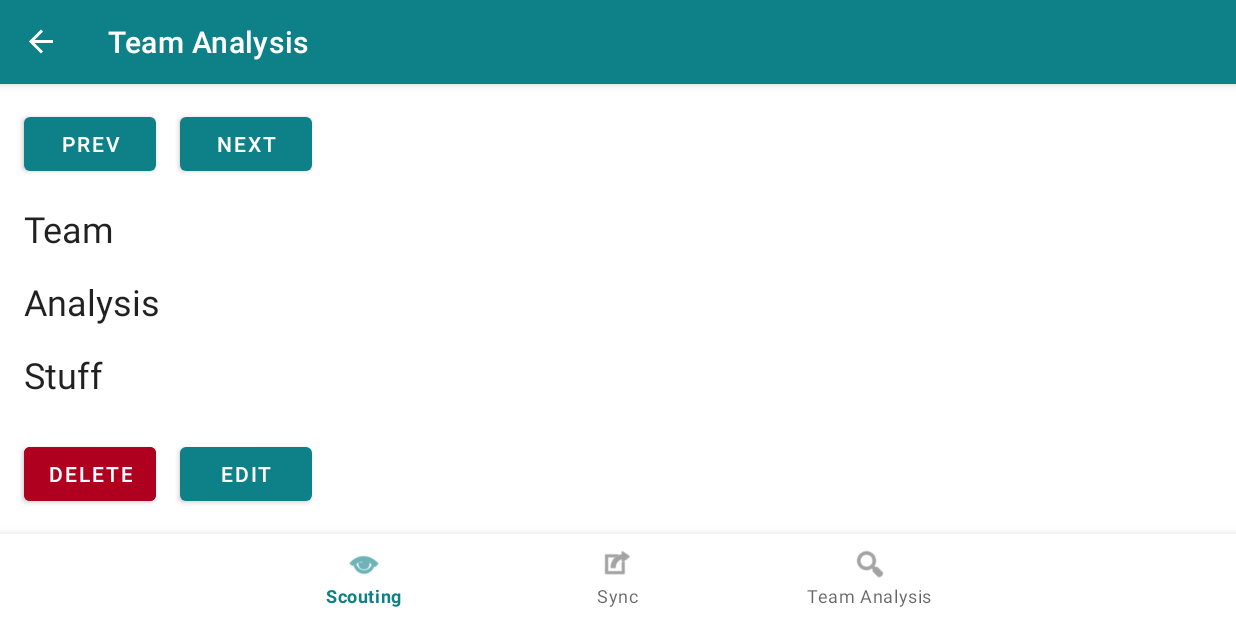
After one commit to team2718/ScoutingAppCharm, an Android app built with Jetpack Compose: the TeamAnalysisView screen opened through its navigation route, on a phone screen of 824 x 412 dp (held sideways). The commit adds this screen. Run offline under Robolectric (Android 15) with nearby library versions, the phone set to English and light mode, and no system bars; our stand-ins replace Room's generated code, navigation-ui.

```diff
--- /dev/null
+++ b/app/src/main/java/com/team2718/scoutingappcharm/team_analysis/TeamAnalysisView.kt
@@ -0,0 +1,61 @@
+package com.team2718.scoutingappcharm.team_analysis
+
+import android.os.Bundle
+import android.view.LayoutInflater
+import android.view.View
+import android.view.ViewGroup
+import android.widget.Button
+import android.widget.LinearLayout
+import android.widget.TextView
+import androidx.fragment.app.Fragment
+import androidx.fragment.app.activityViewModels
+import androidx.navigation.fragment.findNavController
+import com.team2718.scoutingappcharm.R
+import com.team2718.scoutingappcharm.SharedViewModel
+import java.util.Locale
+
+
+class TeamAnalysisView : Fragment() {
+
+    val viewModel: SharedViewModel by activityViewModels()
+    val date_format_short = java.text.SimpleDateFormat("EEE h:mm a")
+
+    override fun onCreateView(
+        inflater: LayoutInflater, container: ViewGroup?, savedInstanceState: Bundle?
+    ): View? {
+        val view = inflater.inflate(R.layout.fragment_team_analysis_info, container, false)
+
+        var linlayout = view.findViewById<LinearLayout>(R.id.matches_layout)
+
+        var reports = viewModel.getCompleteReports()
+
+        reports.forEachIndexed{ index, report ->
+            var child =
+                layoutInflater.inflate(R.layout.template_team_analysis_team, linlayout, false)
+
+            var button = child.findViewById<Button>(R.id.entry_template)
+            button.text = String.format(
+                Locale.US,
+                "Match %d  Team %d",
+                report.matchNumber,
+                report.teamNumber
+            )
+
+            var dateView = child.findViewById<TextView>(R.id.date)
+            dateView.text =  date_format_short.format(report.unixTimeComplete.toLong() * 1000)
+
+            button.setOnClickListener{
+                viewModel.viewReportIndex = index
+                findNavController().navigate(R.id.nav_team_analysis_info)
+            }
+
+            linlayout.addView(child)
+        }
+
+        return view
+    }
+
+    override fun onPause() {
+        super.onPause()
+    }
+}
--- /dev/null
+++ b/app/src/main/res/layout/fragment_team_analysis_info.xml
@@ -0,0 +1,82 @@
+<?xml version="1.0" encoding="utf-8"?>
+<androidx.constraintlayout.widget.ConstraintLayout xmlns:android="http://schemas.android.com/apk/res/android"
+    xmlns:app="http://schemas.android.com/apk/res-auto"
+    xmlns:tools="http://schemas.android.com/tools"
+    android:layout_width="match_parent"
+    android:layout_height="match_parent"
+    android:elevation="5dp"
+    tools:context=".team_analysis.TeamAnalysisInfo">
+
+    <TextView
+        android:id="@+id/qr_label"
+        android:layout_width="wrap_content"
+        android:layout_height="wrap_content"
+        android:layout_marginTop="16dp"
+        android:text="Team"
+        android:textAppearance="@style/TextAppearance.AppCompat.Large"
+        android:textSize="24sp"
+        app:layout_constraintStart_toStartOf="@+id/prev_button"
+        app:layout_constraintTop_toBottomOf="@+id/prev_button" />
+
+    <TextView
+        android:id="@+id/qr_time_label"
+        android:layout_width="wrap_content"
+        android:layout_height="wrap_content"
+        android:layout_marginTop="16dp"
+        android:text="Analysis"
+        android:textAppearance="@style/TextAppearance.AppCompat.Large"
+        android:textSize="24sp"
+        app:layout_constraintStart_toStartOf="@+id/prev_button"
+        app:layout_constraintTop_toBottomOf="@+id/qr_label" />
+
+    <TextView
+        android:id="@+id/qr_scout_label"
+        android:layout_width="wrap_content"
+        android:layout_height="wrap_content"
+        android:layout_marginTop="16dp"
+        android:text="Stuff"
+        android:textAppearance="@style/TextAppearance.AppCompat.Large"
+        android:textSize="24sp"
+        app:layout_constraintStart_toStartOf="@+id/qr_time_label"
+        app:layout_constraintTop_toBottomOf="@+id/qr_time_label" />
+
+    <Button
+        android:id="@+id/next_button"
+        android:layout_width="wrap_content"
+        android:layout_height="wrap_content"
+        android:layout_marginStart="16dp"
+        android:text="@string/next"
+        app:layout_constraintStart_toEndOf="@+id/prev_button"
+        app:layout_constraintTop_toTopOf="@+id/prev_button" />
+
+    <Button
+        android:id="@+id/delete_button"
+        android:layout_width="wrap_content"
+        android:layout_height="wrap_content"
+        android:layout_marginBottom="16dp"
+        android:backgroundTint="@color/design_default_color_error"
+        android:text="@string/delete"
+        app:layout_constraintBottom_toBottomOf="parent"
+        app:layout_constraintStart_toStartOf="@+id/prev_button" />
+
+    <Button
+        android:id="@+id/edit_button"
+        android:layout_width="wrap_content"
+        android:layout_height="wrap_content"
+        android:layout_marginStart="104dp"
+        android:layout_marginBottom="16dp"
+        android:text="@string/edit"
+        app:layout_constraintBottom_toBottomOf="parent"
+        app:layout_constraintStart_toStartOf="@+id/prev_button" />
+
+    <Button
+        android:id="@+id/prev_button"
+        android:layout_width="wrap_content"
+        android:layout_height="wrap_content"
+        android:layout_marginStart="16dp"
+        android:layout_marginTop="16dp"
+        android:text="@string/prev"
+        app:layout_constraintStart_toStartOf="parent"
+        app:layout_constraintTop_toTopOf="parent" />
+
+</androidx.constraintlayout.widget.ConstraintLayout>
--- a/app/src/main/res/menu/navbar.xml
+++ b/app/src/main/res/menu/navbar.xml
@@ -11,4 +11,9 @@
         android:icon="@android:drawable/ic_menu_set_as"
         android:contentDescription="@string/navbar_sync"
         android:title="@string/navbar_sync" />
+    <item
+        android:id="@+id/nav_team_analysis"
+        android:icon="@android:drawable/ic_menu_search"
+        android:contentDescription="@string/navbar_team_analysis"
+        android:title="@string/navbar_team_analysis" />
 </menu>
--- a/app/src/main/res/navigation/nav_main.xml
+++ b/app/src/main/res/navigation/nav_main.xml
@@ -6,4 +6,5 @@
 
     <include app:graph="@navigation/nav_scouting" />
     <include app:graph="@navigation/nav_sync" />
+    <include app:graph="@navigation/nav_team_analysis" />
 </navigation>
--- /dev/null
+++ b/app/src/main/res/navigation/nav_team_analysis.xml
@@ -0,0 +1,22 @@
+<?xml version="1.0" encoding="utf-8"?>
+<navigation xmlns:android="http://schemas.android.com/apk/res/android"
+    xmlns:app="http://schemas.android.com/apk/res-auto"
+    xmlns:tools="http://schemas.android.com/tools"
+    android:id="@+id/nav_team_analysis"
+    app:startDestination="@id/nav_team_analysis_view">
+
+    <fragment
+        android:id="@+id/nav_team_analysis_view"
+        android:name="com.team2718.scoutingappcharm.team_analysis.TeamAnalysisView"
+        android:label="@string/navbar_team_analysis"
+        tools:layout="@layout/fragment_team_analysis_view" >
+        <action
+            android:id="@+id/fragment_team_analysis_view"
+            app:destination="@id/nav_team_analysis_info" />
+    </fragment>
+    <fragment
+        android:id="@+id/nav_team_analysis_info"
+        android:name="com.team2718.scoutingappcharm.team_analysis.TeamAnalysisInfo"
+        android:label="@string/navbar_team_analysis_info"
+        tools:layout="@layout/fragment_team_analysis_info" />
+</navigation>
--- a/app/src/main/res/values/strings.xml
+++ b/app/src/main/res/values/strings.xml
@@ -42,6 +42,7 @@
     <string name="gen_notes">General Notes</string>
     <string name="submit">Submit</string>
     <string name="navbar_sync">Sync</string>
+    <string name="navbar_team_analysis">Team Analysis</string>
     <string-array name="offensiveSkillItems">
         <item>1</item>
         <item>2</item>
@@ -104,4 +105,5 @@
     <string name="edit">Edit</string>
     <string name="predicted_winner">Predict a winner</string>
     <string name="played_defense">Played Defense</string>
+    <string name="navbar_team_analysis_info">Team Info Viewer</string>
 </resources>
```
Also changed, not shown: app/src/main/java/com/team2718/scoutingappcharm/team_analysis/TeamAnalysisInfo.kt (added, +150 -0 lines), app/src/main/res/layout/fragment_team_analysis_view.xml (added, +31 -0 lines), app/src/main/res/layout/template_team_analysis_team.xml (added, +21 -0 lines).
